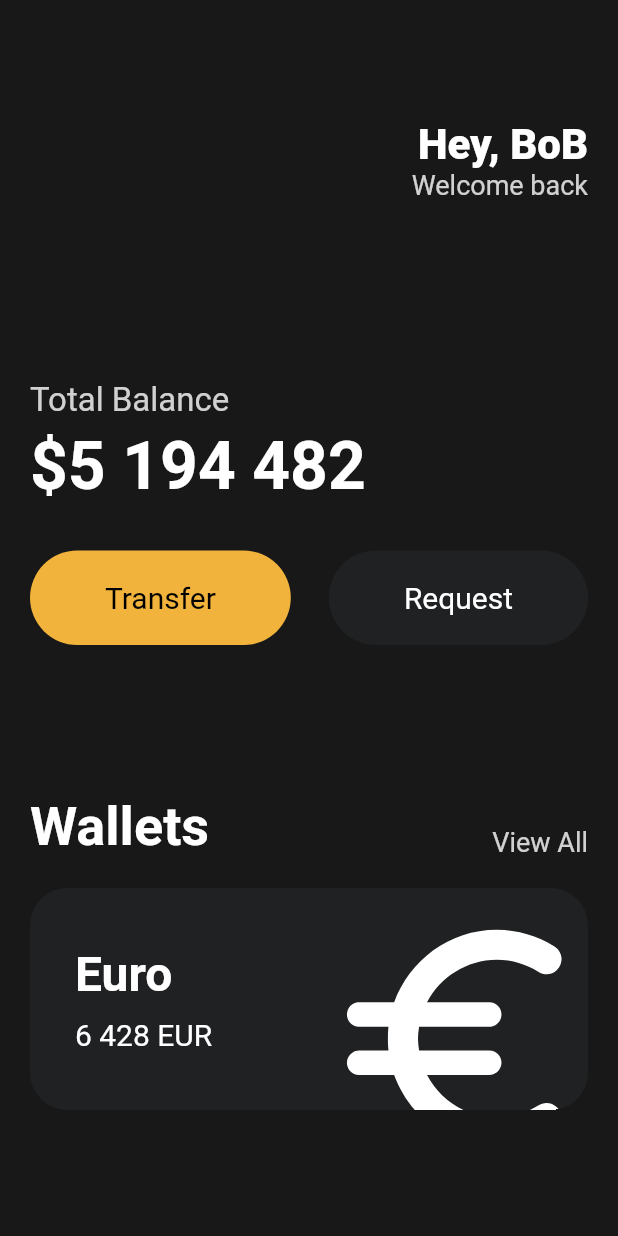
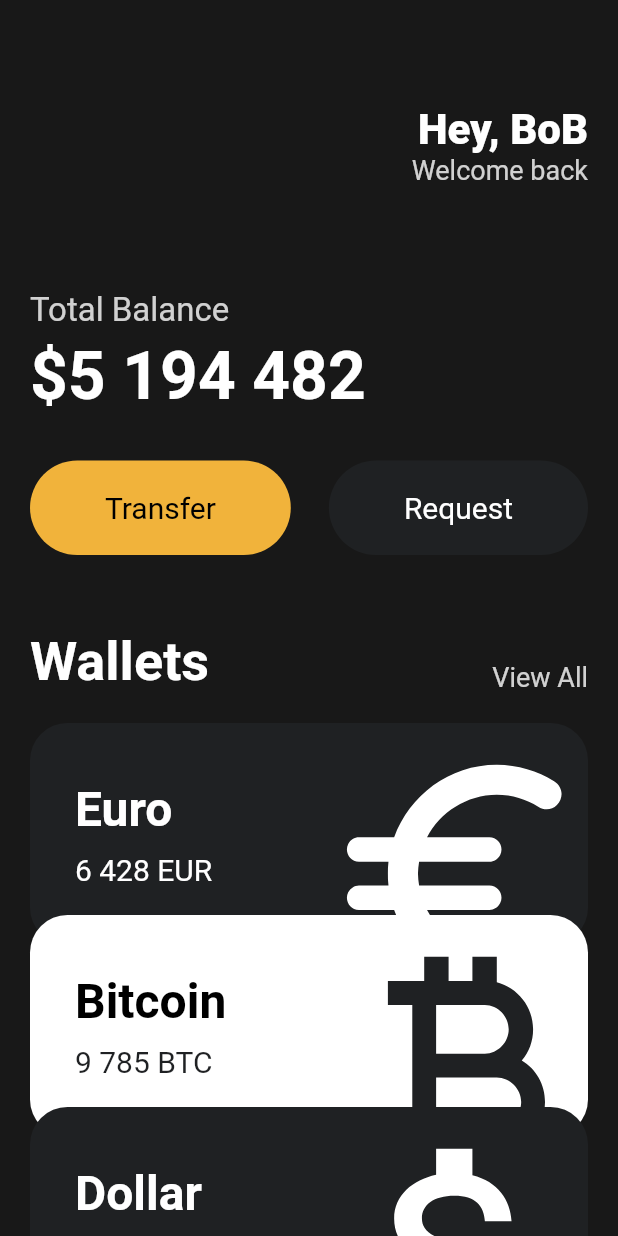
Before and after one commit to nicednjsdud/FlutterStudy, a Flutter app: the screen it shows after launch, on a phone screen of 412 x 824 dp. Run offline on Flutter 3.47's test engine with Material 2 defaults, Android fonts, the phone set to English and light mode, and no system bars.

Commit message:
Build currency_card.dart

```diff
--- a/toonflix/lib/main.dart
+++ b/toonflix/lib/main.dart
@@ -1,5 +1,6 @@
 import 'package:flutter/material.dart';
 import 'package:toonflix/widgets/button.dart';
+import 'package:toonflix/widgets/currency_card.dart';
 
 const taxAmount = 15;
 const priceAmount = 30;
@@ -16,7 +17,8 @@ class App extends StatelessWidget {
     return MaterialApp(
       home: Scaffold(
           backgroundColor: const Color(0xFF181818),
-          body: Padding(
+          body: SingleChildScrollView(
+            child: Padding(
               padding: const EdgeInsets.symmetric(
                 horizontal: 20,
               ),
@@ -24,7 +26,7 @@ class App extends StatelessWidget {
                 crossAxisAlignment: CrossAxisAlignment.start,
                 children: [
                   const SizedBox(
-                  height: 80,
+                    height: 70,
                   ),
                   Row(
                     mainAxisAlignment: MainAxisAlignment.end,
@@ -47,7 +49,7 @@ class App extends StatelessWidget {
                     ],
                   ),
                   const SizedBox(
-                  height: 120,
+                    height: 70,
                   ),
                   Text(
                     'Total Balance',
@@ -86,7 +88,7 @@ class App extends StatelessWidget {
                     ],
                   ),
                   const SizedBox(
-                  height: 100,
+                    height: 50,
                   ),
                   Row(
                     crossAxisAlignment: CrossAxisAlignment.end,
@@ -112,71 +114,35 @@ class App extends StatelessWidget {
                   const SizedBox(
                     height: 20,
                   ),
-                Container(
-                  clipBehavior: Clip.hardEdge,
-                  decoration: BoxDecoration(
-                    color: const Color(0xFF1F2123),
-                    borderRadius: BorderRadius.circular(25),
+                  const CurrencyCard(
+                    name: 'Euro',
+                    code: 'EUR',
+                    amount: '6 428',
+                    icon: Icons.euro_rounded,
+                    isInverted: false,
                   ),
-                  child: Padding(
-                    padding: const EdgeInsets.symmetric(
-                      vertical: 30,
-                      horizontal: 30,
-                    ),
-                    child: Row(
-                      mainAxisAlignment: MainAxisAlignment.spaceBetween,
-                      children: [
-                        Column(
-                          crossAxisAlignment: CrossAxisAlignment.start,
-                          children: [
-                            const Text('Euro',
-                                style: TextStyle(
-                                  color: Colors.white,
-                                  fontSize: 32,
-                                  fontWeight: FontWeight.w600,
-                                )),
-                            const SizedBox(
-                              height: 10,
-                            ),
-                            Row(
-                              children: const [
-                                Text(
-                                  '6 428',
-                                  style: TextStyle(
-                                    color: Colors.white,
-                                    fontSize: 20,
+                  Transform.translate(
+                    offset: const Offset(0, -20),
+                    child: const CurrencyCard(
+                      name: 'Bitcoin',
+                      code: 'BTC',
+                      amount: '9 785',
+                      icon: Icons.currency_bitcoin,
+                      isInverted: true,
                     ),
                   ),
-                                SizedBox(
-                                  width: 5,
-                                ),
-                                Text(
-                                  'EUR',
-                                  style: TextStyle(
-                                    color: Colors.white,
-                                    fontSize: 20,
+                  Transform.translate(
+                    offset: const Offset(0, -40),
+                    child: const CurrencyCard(
+                      name: 'Dollar',
+                      code: 'USD',
+                      amount: '428',
+                      icon: Icons.attach_money_outlined,
+                      isInverted: false,
                     ),
                   ),
                 ],
               ),
-                          ],
-                        ),
-                        Transform.scale(
-                          scale: 2.2,
-                          child: Transform.translate(
-                            offset: const Offset(-5, 12),
-                            child: const Icon(
-                              Icons.euro_rounded,
-                              color: Colors.white,
-                              size: 88,
-                            ),
-                          ),
-                        )
-                      ],
-                    ),
-                  ),
-                ),
-              ],
             ),
           )),
     );
--- /dev/null
+++ b/toonflix/lib/widgets/currency_card.dart
@@ -0,0 +1,88 @@
+import 'package:flutter/material.dart';
+
+class CurrencyCard extends StatelessWidget {
+  final String name, code, amount;
+  final IconData icon;
+  final bool isInverted;
+  final _blackColor = const Color(0xFF1F2123);
+
+  const CurrencyCard({
+    super.key,
+    required this.name,
+    required this.code,
+    required this.amount,
+    required this.icon,
+    required this.isInverted,
+  });
+
+  @override
+  Widget build(BuildContext context) {
+    return Container(
+      clipBehavior: Clip.hardEdge,
+      decoration: BoxDecoration(
+        color: isInverted ? Colors.white : _blackColor,
+        borderRadius: BorderRadius.circular(25),
+      ),
+      child: Padding(
+        padding: const EdgeInsets.symmetric(
+          vertical: 30,
+          horizontal: 30,
+        ),
+        child: Row(
+          mainAxisAlignment: MainAxisAlignment.spaceBetween,
+          children: [
+            Column(
+              crossAxisAlignment: CrossAxisAlignment.start,
+              children: [
+                Text(name,
+                    style: TextStyle(
+                      color: isInverted ? Colors.black : Colors.white,
+                      fontSize: 32,
+                      fontWeight: FontWeight.w600,
+                    )),
+                const SizedBox(
+                  height: 10,
+                ),
+                Row(
+                  children: [
+                    Text(
+                      amount,
+                      style: TextStyle(
+                        color: isInverted ? _blackColor : Colors.white,
+                        fontSize: 20,
+                      ),
+                    ),
+                    const SizedBox(
+                      width: 5,
+                    ),
+                    Text(
+                      code,
+                      style: TextStyle(
+                        color: isInverted ? _blackColor : Colors.white,
+                        fontSize: 20,
+                      ),
+                    ),
+                  ],
+                ),
+              ],
+            ),
+            Transform.scale(
+              scale: 2.2,
+              child: Transform.translate(
+                offset: const Offset(
+                  -5,
+                  12,
+                ),
+                child: Icon(
+                  icon,
+                  color: isInverted ? _blackColor : Colors.white,
+                  size: 88,
+                ),
+              ),
+            )
+          ],
+        ),
+      ),
+    );
+  }
+}
```
Lines whose indentation alone changed are shown as unchanged.
